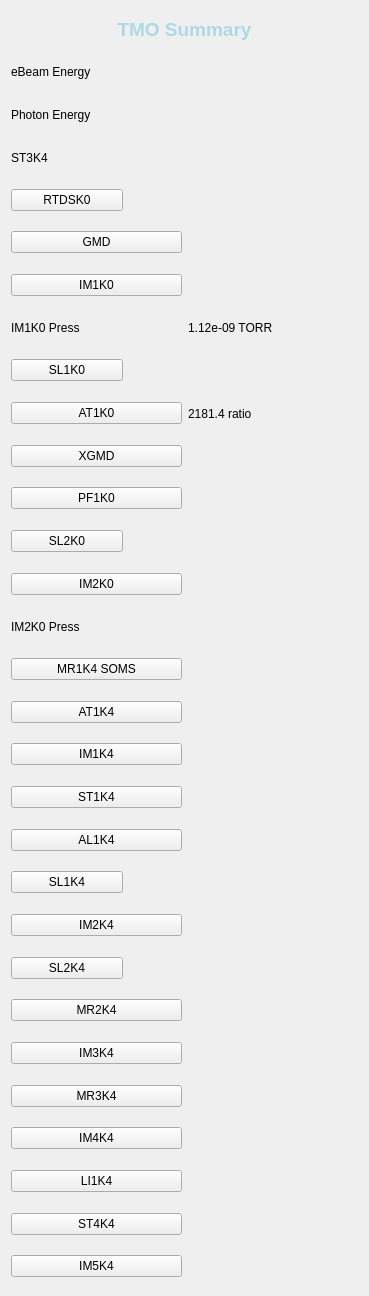
Before: the Qt Designer form user_screens/tmo_summary.ui in pcdshub/tmo_screens, drawn with Qt 5.
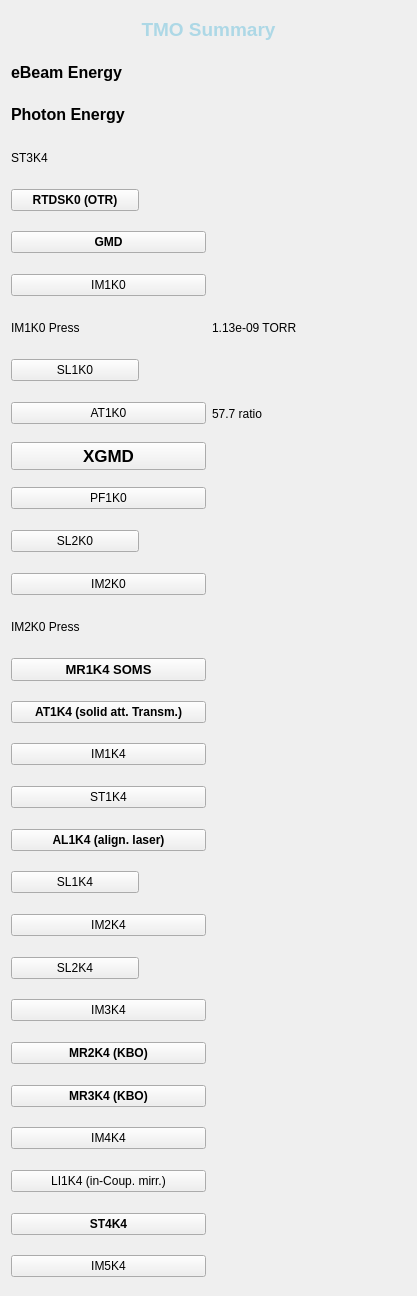
After: the same form once the commit is applied. Custom widgets are drawn as their Qt base class.

```diff
--- a/user_screens/tmo_summary.ui
+++ b/user_screens/tmo_summary.ui
@@ -6,7 +6,7 @@
    <rect>
     <x>0</x>
     <y>0</y>
-    <width>369</width>
+    <width>417</width>
     <height>1296</height>
    </rect>
   </property>
@@ -61,6 +61,13 @@
       <layout class="QHBoxLayout" name="horizontalLayout_9">
        <item>
         <widget class="PyDMLabel" name="PyDMLabel">
+         <property name="font">
+          <font>
+           <pointsize>12</pointsize>
+           <weight>75</weight>
+           <bold>true</bold>
+          </font>
+         </property>
          <property name="toolTip">
           <string/>
          </property>
@@ -71,6 +78,13 @@
        </item>
        <item>
         <widget class="PyDMLabel" name="PyDMLabel_2">
+         <property name="font">
+          <font>
+           <pointsize>13</pointsize>
+           <weight>75</weight>
+           <bold>true</bold>
+          </font>
+         </property>
          <property name="toolTip">
           <string/>
          </property>
@@ -94,6 +108,13 @@
       <layout class="QHBoxLayout" name="horizontalLayout_25">
        <item>
         <widget class="PyDMLabel" name="PyDMLabel_3">
+         <property name="font">
+          <font>
+           <pointsize>12</pointsize>
+           <weight>75</weight>
+           <bold>true</bold>
+          </font>
+         </property>
          <property name="toolTip">
           <string/>
          </property>
@@ -104,6 +125,14 @@
        </item>
        <item>
         <widget class="PyDMLabel" name="PyDMLabel_4">
+         <property name="font">
+          <font>
+           <pointsize>16</pointsize>
+           <weight>75</weight>
+           <bold>true</bold>
+           <underline>true</underline>
+          </font>
+         </property>
          <property name="toolTip">
           <string/>
          </property>
@@ -145,11 +174,17 @@
       <layout class="QHBoxLayout" name="horizontalLayout_27">
        <item>
         <widget class="PyDMShellCommand" name="PyDMShellCommand_22">
+         <property name="font">
+          <font>
+           <weight>75</weight>
+           <bold>true</bold>
+          </font>
+         </property>
          <property name="toolTip">
           <string/>
          </property>
          <property name="text">
-          <string>RTDSK0</string>
+          <string>RTDSK0 (OTR)</string>
          </property>
          <property name="showIcon" stdset="0">
           <bool>false</bool>
@@ -163,6 +198,12 @@
        </item>
        <item>
         <widget class="PyDMLabel" name="PyDMLabel_23">
+         <property name="font">
+          <font>
+           <weight>75</weight>
+           <bold>true</bold>
+          </font>
+         </property>
          <property name="toolTip">
           <string/>
          </property>
@@ -173,6 +214,13 @@
        </item>
        <item>
         <widget class="PyDMLabel" name="PyDMLabel_7">
+         <property name="font">
+          <font>
+           <pointsize>9</pointsize>
+           <weight>75</weight>
+           <bold>true</bold>
+          </font>
+         </property>
          <property name="toolTip">
           <string/>
          </property>
@@ -187,6 +235,12 @@
       <layout class="QHBoxLayout" name="horizontalLayout">
        <item>
         <widget class="PyDMShellCommand" name="gdet_shell">
+         <property name="font">
+          <font>
+           <weight>75</weight>
+           <bold>true</bold>
+          </font>
+         </property>
          <property name="toolTip">
           <string/>
          </property>
@@ -205,6 +259,12 @@
        </item>
        <item>
         <widget class="PyDMLabel" name="gmd_label">
+         <property name="font">
+          <font>
+           <weight>75</weight>
+           <bold>true</bold>
+          </font>
+         </property>
          <property name="toolTip">
           <string/>
          </property>
@@ -283,7 +343,7 @@
           <string/>
          </property>
          <property name="text">
-          <string>1.12e-09 TORR</string>
+          <string>1.13e-09 TORR</string>
          </property>
          <property name="showUnits" stdset="0">
           <bool>true</bool>
@@ -384,7 +444,7 @@
           <string/>
          </property>
          <property name="text">
-          <string>2181.4 ratio</string>
+          <string>57.7 ratio</string>
          </property>
          <property name="precision" stdset="0">
           <number>1</number>
@@ -406,6 +466,13 @@
       <layout class="QHBoxLayout" name="horizontalLayout_3">
        <item>
         <widget class="PyDMShellCommand" name="PyDMShellCommand_2">
+         <property name="font">
+          <font>
+           <pointsize>13</pointsize>
+           <weight>75</weight>
+           <bold>true</bold>
+          </font>
+         </property>
          <property name="toolTip">
           <string/>
          </property>
@@ -424,6 +491,12 @@
        </item>
        <item>
         <widget class="PyDMLabel" name="xgmd_label">
+         <property name="font">
+          <font>
+           <weight>75</weight>
+           <bold>true</bold>
+          </font>
+         </property>
          <property name="toolTip">
           <string/>
          </property>
@@ -604,6 +677,13 @@
       <layout class="QHBoxLayout" name="horizontalLayout_10">
        <item>
         <widget class="PyDMShellCommand" name="PyDMShellCommand_8">
+         <property name="font">
+          <font>
+           <pointsize>10</pointsize>
+           <weight>75</weight>
+           <bold>true</bold>
+          </font>
+         </property>
          <property name="toolTip">
           <string/>
          </property>
@@ -622,6 +702,13 @@
        </item>
        <item>
         <widget class="PyDMLabel" name="PyDMLabel_16">
+         <property name="font">
+          <font>
+           <pointsize>12</pointsize>
+           <weight>75</weight>
+           <bold>true</bold>
+          </font>
+         </property>
          <property name="toolTip">
           <string/>
          </property>
@@ -645,11 +732,21 @@
       <layout class="QHBoxLayout" name="horizontalLayout_11">
        <item>
         <widget class="PyDMShellCommand" name="PyDMShellCommand_9">
+         <property name="font">
+          <font>
+           <pointsize>9</pointsize>
+           <weight>75</weight>
+           <bold>true</bold>
+          </font>
+         </property>
          <property name="toolTip">
           <string/>
          </property>
          <property name="text">
-          <string>AT1K4</string>
+          <string>AT1K4 (solid att. Transm.)</string>
+         </property>
+         <property name="rules" stdset="0">
+          <string>[]</string>
          </property>
          <property name="showIcon" stdset="0">
           <bool>false</bool>
@@ -663,6 +760,13 @@
        </item>
        <item>
         <widget class="PyDMLabel" name="at1k4_label">
+         <property name="font">
+          <font>
+           <pointsize>16</pointsize>
+           <weight>75</weight>
+           <bold>true</bold>
+          </font>
+         </property>
          <property name="toolTip">
           <string/>
          </property>
@@ -753,11 +857,17 @@
       <layout class="QHBoxLayout" name="horizontalLayout_14">
        <item>
         <widget class="PyDMShellCommand" name="PyDMShellCommand_12">
+         <property name="font">
+          <font>
+           <weight>75</weight>
+           <bold>true</bold>
+          </font>
+         </property>
          <property name="toolTip">
           <string/>
          </property>
          <property name="text">
-          <string>AL1K4</string>
+          <string>AL1K4 (align. laser)</string>
          </property>
          <property name="showIcon" stdset="0">
           <bool>false</bool>
@@ -771,6 +881,13 @@
        </item>
        <item>
         <widget class="PyDMLabel" name="al1k4_label">
+         <property name="font">
+          <font>
+           <pointsize>12</pointsize>
+           <weight>50</weight>
+           <bold>false</bold>
+          </font>
+         </property>
          <property name="toolTip">
           <string/>
          </property>
@@ -939,47 +1056,6 @@
        </item>
       </layout>
      </item>
-     <item>
-      <layout class="QHBoxLayout" name="horizontalLayout_19">
-       <item>
-        <widget class="PyDMShellCommand" name="PyDMShellCommand_17">
-         <property name="toolTip">
-          <string/>
-         </property>
-         <property name="text">
-          <string>MR2K4</string>
-         </property>
-         <property name="showIcon" stdset="0">
-          <bool>false</bool>
-         </property>
-         <property name="commands" stdset="0">
-          <stringlist>
-           <string>typhos mr2k4_kbo</string>
-          </stringlist>
-         </property>
-        </widget>
-       </item>
-       <item>
-        <widget class="PyDMLabel" name="PyDMLabel_21">
-         <property name="toolTip">
-          <string/>
-         </property>
-         <property name="precision" stdset="0">
-          <number>1</number>
-         </property>
-         <property name="showUnits" stdset="0">
-          <bool>true</bool>
-         </property>
-         <property name="precisionFromPV" stdset="0">
-          <bool>false</bool>
-         </property>
-         <property name="channel" stdset="0">
-          <string>ca://MR2K4:KBO:MMS:PITCH.RBV</string>
-         </property>
-        </widget>
-       </item>
-      </layout>
-     </item>
      <item>
       <layout class="QHBoxLayout" name="horizontalLayout_18">
        <item>
@@ -1015,15 +1091,68 @@
        </item>
       </layout>
      </item>
+     <item>
+      <layout class="QHBoxLayout" name="horizontalLayout_19">
+       <item>
+        <widget class="PyDMShellCommand" name="PyDMShellCommand_17">
+         <property name="font">
+          <font>
+           <weight>75</weight>
+           <bold>true</bold>
+          </font>
+         </property>
+         <property name="toolTip">
+          <string/>
+         </property>
+         <property name="text">
+          <string>MR2K4 (KBO)</string>
+         </property>
+         <property name="showIcon" stdset="0">
+          <bool>false</bool>
+         </property>
+         <property name="commands" stdset="0">
+          <stringlist>
+           <string>typhos mr2k4_kbo</string>
+          </stringlist>
+         </property>
+        </widget>
+       </item>
+       <item>
+        <widget class="PyDMLabel" name="PyDMLabel_21">
+         <property name="toolTip">
+          <string/>
+         </property>
+         <property name="precision" stdset="0">
+          <number>1</number>
+         </property>
+         <property name="showUnits" stdset="0">
+          <bool>true</bool>
+         </property>
+         <property name="precisionFromPV" stdset="0">
+          <bool>false</bool>
+         </property>
+         <property name="channel" stdset="0">
+          <string>ca://MR2K4:KBO:MMS:PITCH.RBV</string>
+         </property>
+        </widget>
+       </item>
+      </layout>
+     </item>
      <item>
       <layout class="QHBoxLayout" name="horizontalLayout_20">
        <item>
         <widget class="PyDMShellCommand" name="PyDMShellCommand_18">
+         <property name="font">
+          <font>
+           <weight>75</weight>
+           <bold>true</bold>
+          </font>
+         </property>
          <property name="toolTip">
           <string/>
          </property>
          <property name="text">
-          <string>MR3K4</string>
+          <string>MR3K4 (KBO)</string>
          </property>
          <property name="showIcon" stdset="0">
           <bool>false</bool>
@@ -1099,7 +1228,7 @@
           <string/>
          </property>
          <property name="text">
-          <string>LI1K4</string>
+          <string>LI1K4 (in-Coup. mirr.)</string>
          </property>
          <property name="showIcon" stdset="0">
           <bool>false</bool>
@@ -1130,6 +1259,12 @@
       <layout class="QHBoxLayout" name="horizontalLayout_23">
        <item>
         <widget class="PyDMShellCommand" name="PyDMShellCommand_21">
+         <property name="font">
+          <font>
+           <weight>75</weight>
+           <bold>true</bold>
+          </font>
+         </property>
          <property name="toolTip">
           <string/>
          </property>
@@ -1148,6 +1283,13 @@
        </item>
        <item>
         <widget class="PyDMLabel" name="st4k4_label">
+         <property name="font">
+          <font>
+           <pointsize>12</pointsize>
+           <weight>75</weight>
+           <bold>true</bold>
+          </font>
+         </property>
          <property name="toolTip">
           <string/>
          </property>
```
Left out of the diff: 4 changed lines with no effect on the pictures.
